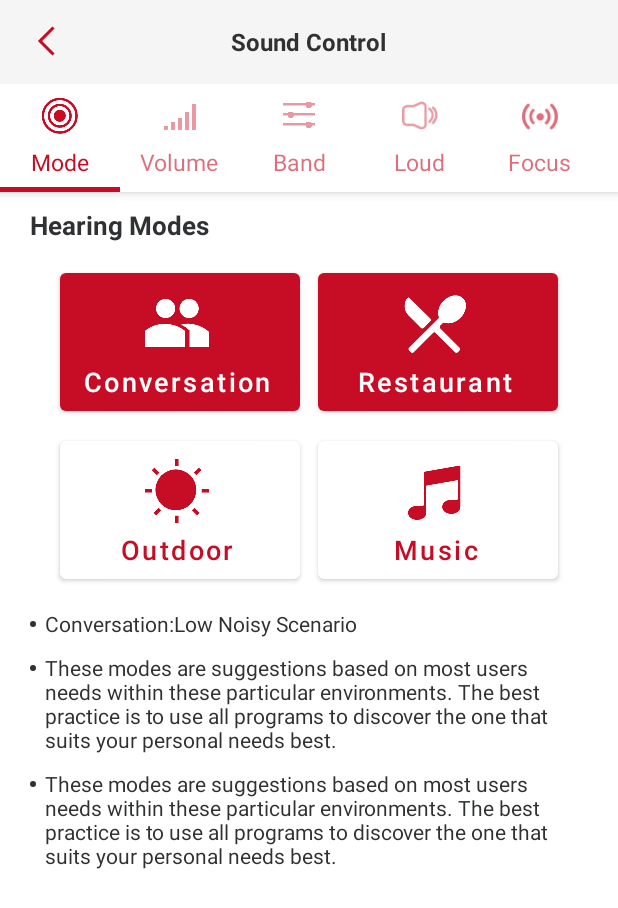
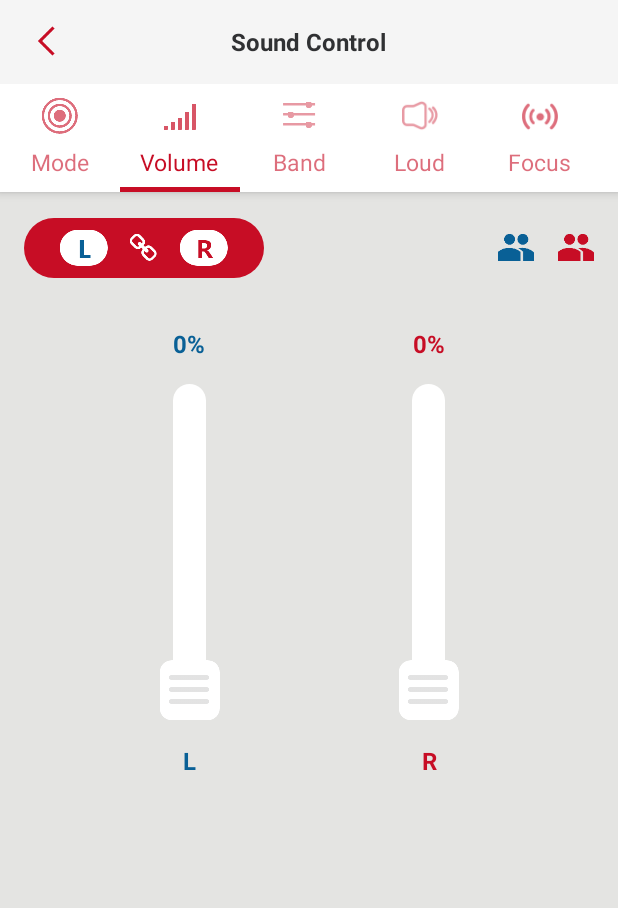
Before and after one commit to liuyuanhan/Android_HearingAssist-1, an Android app: the MainActivity screen opened directly, with no data from a screen before it, on a phone screen of 412 x 824 dp. Shown: the top 908 px of the screen. Run offline under Robolectric (Android 15) with nearby library versions, the phone set to English and light mode, and no system bars.

Commit message:
20220427 添加Volume界面

```diff
--- a/app/src/main/java/com/upixels/jh/hearingassist/MainActivity.java
+++ b/app/src/main/java/com/upixels/jh/hearingassist/MainActivity.java
@@ -29,6 +29,7 @@ public class MainActivity extends AppCompatActivity {
         SectionsPagerAdapter sectionsPagerAdapter = new SectionsPagerAdapter(this);
         ViewPager2 viewPager = binding.viewPager;
         viewPager.setAdapter(sectionsPagerAdapter);
+        viewPager.setCurrentItem(1);
         TabLayout tabLayout = binding.tabLayout;
 
         new TabLayoutMediator(tabLayout, viewPager, (tab, position) -> {
@@ -53,4 +54,5 @@ public class MainActivity extends AppCompatActivity {
             }
         }).attach();
     }
+
 }
--- a/app/src/main/java/com/upixels/jh/hearingassist/ui/main/SectionsPagerAdapter.java
+++ b/app/src/main/java/com/upixels/jh/hearingassist/ui/main/SectionsPagerAdapter.java
@@ -33,6 +33,8 @@ public class SectionsPagerAdapter extends FragmentStateAdapter {
     public Fragment createFragment(int position) {
         if (position == 0) {
             return new ModeFragment();
+        } else if (position == 1) {
+            return VolumeFragment.newInstance("1", "2");
         }
         return PlaceholderFragment.newInstance(position+1);
     }
--- /dev/null
+++ b/app/src/main/java/com/upixels/jh/hearingassist/ui/main/VolumeFragment.java
@@ -0,0 +1,111 @@
+package com.upixels.jh.hearingassist.ui.main;
+
+import android.os.Bundle;
+
+import androidx.annotation.NonNull;
+import androidx.annotation.Nullable;
+import androidx.fragment.app.Fragment;
+
+import android.util.Log;
+import android.view.LayoutInflater;
+import android.view.View;
+import android.view.ViewGroup;
+
+import com.upixels.jh.hearingassist.R;
+import com.upixels.jh.hearingassist.databinding.FragmentVolumeBinding;
+
+
+public class VolumeFragment extends Fragment {
+    private final static String TAG = VolumeFragment.class.getSimpleName();
+
+    private FragmentVolumeBinding binding;
+    // TODO: Rename parameter arguments, choose names that match
+    // the fragment initialization parameters, e.g. ARG_ITEM_NUMBER
+    private static final String ARG_PARAM1 = "param1";
+    private static final String ARG_PARAM2 = "param2";
+
+    // TODO: Rename and change types of parameters
+    private String mParam1;
+    private String mParam2;
+
+    public VolumeFragment() {
+        // Required empty public constructor
+    }
+
+    /**
+     * Use this factory method to create a new instance of
+     * this fragment using the provided parameters.
+     *
+     * @param param1 Parameter 1.
+     * @param param2 Parameter 2.
+     * @return A new instance of fragment VolumeFragment.
+     */
+    // TODO: Rename and change types and number of parameters
+    public static VolumeFragment newInstance(String param1, String param2) {
+        VolumeFragment fragment = new VolumeFragment();
+        Bundle args = new Bundle();
+        args.putString(ARG_PARAM1, param1);
+        args.putString(ARG_PARAM2, param2);
+        fragment.setArguments(args);
+        return fragment;
+    }
+
+    @Override
+    public void onCreate(Bundle savedInstanceState) {
+        Log.d(TAG, "[onCreate]");
+        super.onCreate(savedInstanceState);
+        if (getArguments() != null) {
+            mParam1 = getArguments().getString(ARG_PARAM1);
+            mParam2 = getArguments().getString(ARG_PARAM2);
+        }
+    }
+
+    @Override
+    public View onCreateView(LayoutInflater inflater, ViewGroup container, Bundle savedInstanceState) {
+        Log.d(TAG, "[onCreateView]");
+        binding = FragmentVolumeBinding.inflate(inflater, container, false);
+        return binding.getRoot();
+    }
+
+    @Override
+    public void onViewCreated(@NonNull View view, @Nullable Bundle savedInstanceState) {
+        Log.d(TAG, "[onViewCreated]");
+        super.onViewCreated(view, savedInstanceState);
+    }
+
+    @Override
+    public void onStart() {
+        Log.d(TAG, "[onStart]");
+        super.onStart();
+    }
+
+    @Override
+    public void onResume() {
+        Log.d(TAG, "[onResume]");
+        super.onResume();
+    }
+
+    @Override
+    public void onPause() {
+        Log.d(TAG, "[onPause]");
+        super.onPause();
+    }
+
+    @Override
+    public void onStop() {
+        Log.d(TAG, "[onStop]");
+        super.onStop();
+    }
+
+    @Override
+    public void onDestroyView() {
+        Log.d(TAG, "[onDestroyView]");
+        super.onDestroyView();
+    }
+
+    @Override
+    public void onDestroy() {
+        Log.d(TAG, "[onDestroy]");
+        super.onDestroy();
+    }
+}
--- /dev/null
+++ b/app/src/main/res/drawable/seekbar_ear_volume.xml
@@ -0,0 +1,62 @@
+<?xml version="1.0" encoding="utf-8"?>
+<!--<layer-list xmlns:android="http://schemas.android.com/apk/res/android">-->
+<!--    <item android:id="@android:id/background">-->
+<!--        <shape>-->
+<!--            <solid android:color="#FFDFE5EA"/>-->
+<!--        </shape>-->
+<!--    </item>-->
+
+<!--    <item android:id="@android:id/secondaryProgress">-->
+<!--        <shape>-->
+<!--            <solid android:color="#FFFFFFFF"/>-->
+<!--        </shape>-->
+<!--&lt;!&ndash;        <scale android:scaleWidth="100%">&ndash;&gt;-->
+<!--&lt;!&ndash;            <selector>&ndash;&gt;-->
+<!--&lt;!&ndash;                <item android:state_enabled="false">&ndash;&gt;-->
+<!--&lt;!&ndash;                    <color android:color="@android:color/transparent"/>&ndash;&gt;-->
+<!--&lt;!&ndash;                </item>&ndash;&gt;-->
+<!--&lt;!&ndash;                <item android:drawable="@drawable/seekbar_progress_2"/>&ndash;&gt;-->
+<!--&lt;!&ndash;            </selector>&ndash;&gt;-->
+<!--&lt;!&ndash;        </scale>&ndash;&gt;-->
+<!--    </item>-->
+
+<!--    <item android:id="@android:id/progress">-->
+<!--        <shape>-->
+<!--            <solid android:color="@color/red_jh"/>-->
+<!--        </shape>-->
+<!--&lt;!&ndash;        <scale android:scaleWidth="100%">&ndash;&gt;-->
+<!--&lt;!&ndash;            <selector>&ndash;&gt;-->
+<!--&lt;!&ndash;                <item android:state_enabled="false">&ndash;&gt;-->
+<!--&lt;!&ndash;                    <color android:color="@android:color/transparent"/>&ndash;&gt;-->
+<!--&lt;!&ndash;                </item>&ndash;&gt;-->
+<!--&lt;!&ndash;                <item android:drawable="@drawable/seekbar_progress"/>&ndash;&gt;-->
+<!--&lt;!&ndash;            </selector>&ndash;&gt;-->
+<!--&lt;!&ndash;        </scale>&ndash;&gt;-->
+<!--    </item>-->
+<!--</layer-list>-->
+
+<layer-list
+    xmlns:android="http://schemas.android.com/apk/res/android">
+    <item android:id="@android:id/background">
+        <shape>
+            <solid android:color="#FFDFE5EA"/>
+            <corners android:radius="22dp"/>
+        </shape>
+    </item>
+    <item android:id="@android:id/secondaryProgress">
+        <clip>
+            <shape>
+                <solid android:color="#00000000"/>
+                <corners android:radius="22dp"/>
+            </shape>
+        </clip>
+    </item>
+    <item android:id="@android:id/progress">
+        <clip>
+            <shape>
+                <solid android:color="@color/red_C7"/>
+                <corners android:radius="22dp"/>
+            </shape>
+        </clip>
+    </item>
+</layer-list>
--- /dev/null
+++ b/app/src/main/res/drawable/seekbar_left_ear_volume.xml
@@ -0,0 +1,63 @@
+<?xml version="1.0" encoding="utf-8"?>
+<!--<layer-list xmlns:android="http://schemas.android.com/apk/res/android">-->
+<!--    <item android:id="@android:id/background">-->
+<!--        <shape>-->
+<!--            <solid android:color="#FFDFE5EA"/>-->
+<!--        </shape>-->
+<!--    </item>-->
+
+<!--    <item android:id="@android:id/secondaryProgress">-->
+<!--        <shape>-->
+<!--            <solid android:color="#FFFFFFFF"/>-->
+<!--        </shape>-->
+<!--&lt;!&ndash;        <scale android:scaleWidth="100%">&ndash;&gt;-->
+<!--&lt;!&ndash;            <selector>&ndash;&gt;-->
+<!--&lt;!&ndash;                <item android:state_enabled="false">&ndash;&gt;-->
+<!--&lt;!&ndash;                    <color android:color="@android:color/transparent"/>&ndash;&gt;-->
+<!--&lt;!&ndash;                </item>&ndash;&gt;-->
+<!--&lt;!&ndash;                <item android:drawable="@drawable/seekbar_progress_2"/>&ndash;&gt;-->
+<!--&lt;!&ndash;            </selector>&ndash;&gt;-->
+<!--&lt;!&ndash;        </scale>&ndash;&gt;-->
+<!--    </item>-->
+
+<!--    <item android:id="@android:id/progress">-->
+<!--        <shape>-->
+<!--            <solid android:color="@color/red_jh"/>-->
+<!--        </shape>-->
+<!--&lt;!&ndash;        <scale android:scaleWidth="100%">&ndash;&gt;-->
+<!--&lt;!&ndash;            <selector>&ndash;&gt;-->
+<!--&lt;!&ndash;                <item android:state_enabled="false">&ndash;&gt;-->
+<!--&lt;!&ndash;                    <color android:color="@android:color/transparent"/>&ndash;&gt;-->
+<!--&lt;!&ndash;                </item>&ndash;&gt;-->
+<!--&lt;!&ndash;                <item android:drawable="@drawable/seekbar_progress"/>&ndash;&gt;-->
+<!--&lt;!&ndash;            </selector>&ndash;&gt;-->
+<!--&lt;!&ndash;        </scale>&ndash;&gt;-->
+<!--    </item>-->
+<!--</layer-list>-->
+
+<layer-list
+    xmlns:android="http://schemas.android.com/apk/res/android">
+    <item android:id="@android:id/background">
+        <shape>
+            <solid android:color="@color/white"/>
+            <corners android:radius="11dp"/>
+
+        </shape>
+    </item>
+    <item android:id="@android:id/secondaryProgress">
+        <clip>
+            <shape>
+                <solid android:color="#00000000"/>
+                <corners android:radius="11dp"/>
+            </shape>
+        </clip>
+    </item>
+    <item android:id="@android:id/progress">
+        <clip>
+            <shape>
+                <solid android:color="@color/blue_09"/>
+                <corners android:radius="11dp"/>
+            </shape>
+        </clip>
+    </item>
+</layer-list>
--- /dev/null
+++ b/app/src/main/res/drawable/seekbar_right_ear_volume.xml
@@ -0,0 +1,62 @@
+<?xml version="1.0" encoding="utf-8"?>
+<!--<layer-list xmlns:android="http://schemas.android.com/apk/res/android">-->
+<!--    <item android:id="@android:id/background">-->
+<!--        <shape>-->
+<!--            <solid android:color="#FFDFE5EA"/>-->
+<!--        </shape>-->
+<!--    </item>-->
+
+<!--    <item android:id="@android:id/secondaryProgress">-->
+<!--        <shape>-->
+<!--            <solid android:color="#FFFFFFFF"/>-->
+<!--        </shape>-->
+<!--&lt;!&ndash;        <scale android:scaleWidth="100%">&ndash;&gt;-->
+<!--&lt;!&ndash;            <selector>&ndash;&gt;-->
+<!--&lt;!&ndash;                <item android:state_enabled="false">&ndash;&gt;-->
+<!--&lt;!&ndash;                    <color android:color="@android:color/transparent"/>&ndash;&gt;-->
+<!--&lt;!&ndash;                </item>&ndash;&gt;-->
+<!--&lt;!&ndash;                <item android:drawable="@drawable/seekbar_progress_2"/>&ndash;&gt;-->
+<!--&lt;!&ndash;            </selector>&ndash;&gt;-->
+<!--&lt;!&ndash;        </scale>&ndash;&gt;-->
+<!--    </item>-->
+
+<!--    <item android:id="@android:id/progress">-->
+<!--        <shape>-->
+<!--            <solid android:color="@color/red_jh"/>-->
+<!--        </shape>-->
+<!--&lt;!&ndash;        <scale android:scaleWidth="100%">&ndash;&gt;-->
+<!--&lt;!&ndash;            <selector>&ndash;&gt;-->
+<!--&lt;!&ndash;                <item android:state_enabled="false">&ndash;&gt;-->
+<!--&lt;!&ndash;                    <color android:color="@android:color/transparent"/>&ndash;&gt;-->
+<!--&lt;!&ndash;                </item>&ndash;&gt;-->
+<!--&lt;!&ndash;                <item android:drawable="@drawable/seekbar_progress"/>&ndash;&gt;-->
+<!--&lt;!&ndash;            </selector>&ndash;&gt;-->
+<!--&lt;!&ndash;        </scale>&ndash;&gt;-->
+<!--    </item>-->
+<!--</layer-list>-->
+
+<layer-list
+    xmlns:android="http://schemas.android.com/apk/res/android">
+    <item android:id="@android:id/background">
+        <shape>
+            <solid android:color="@color/white"/>
+            <corners android:radius="22dp"/>
+        </shape>
+    </item>
+    <item android:id="@android:id/secondaryProgress">
+        <clip>
+            <shape>
+                <solid android:color="#00000000"/>
+                <corners android:radius="22dp"/>
+            </shape>
+        </clip>
+    </item>
+    <item android:id="@android:id/progress">
+        <clip>
+            <shape>
+                <solid android:color="@color/red_C7"/>
+                <corners android:radius="22dp"/>
+            </shape>
+        </clip>
+    </item>
+</layer-list>
--- /dev/null
+++ b/app/src/main/res/drawable/shape_device_l_r.xml
@@ -0,0 +1,5 @@
+<?xml version="1.0" encoding="utf-8"?>
+<shape xmlns:android="http://schemas.android.com/apk/res/android">
+    <corners android:radius="20dp"/>
+    <solid android:color="@color/red_C7"/>
+</shape>
--- /dev/null
+++ b/app/src/main/res/layout/fragment_volume.xml
@@ -0,0 +1,169 @@
+<?xml version="1.0" encoding="utf-8"?>
+<androidx.constraintlayout.widget.ConstraintLayout
+    xmlns:android="http://schemas.android.com/apk/res/android"
+    xmlns:tools="http://schemas.android.com/tools"
+    android:layout_width="match_parent"
+    android:layout_height="match_parent"
+    android:background="@color/white_E4"
+    xmlns:app="http://schemas.android.com/apk/res-auto"
+    tools:context=".ui.main.VolumeFragment">
+
+    <RelativeLayout
+        android:id="@+id/layout_device_L_R"
+        android:layout_width="160dp"
+        android:layout_height="40dp"
+        android:background="@drawable/shape_device_l_r"
+        app:layout_constraintTop_toTopOf="parent"
+        app:layout_constraintStart_toStartOf="parent"
+        android:layout_marginTop="17dp"
+        android:layout_marginStart="16dp">
+        <ImageView
+            android:id="@+id/iv_L"
+            android:layout_width="32dp"
+            android:layout_height="24dp"
+            android:layout_marginStart="24dp"
+            android:layout_centerVertical="true"
+            android:src="@drawable/icon_l_device"/>
+        <ImageView
+            android:id="@+id/iv_l_r"
+            android:layout_width="30dp"
+            android:layout_height="30dp"
+            android:scaleType="centerInside"
+            android:layout_centerInParent="true"
+            android:src="@drawable/icon_l_r_connected"/>
+        <ImageView
+            android:id="@+id/iv_R"
+            android:layout_width="32dp"
+            android:layout_height="24dp"
+            android:layout_marginEnd="24dp"
+            android:layout_alignParentEnd="true"
+            android:layout_centerVertical="true"
+            android:src="@drawable/icon_r_device"/>
+    </RelativeLayout>
+
+    <ImageView
+        android:id="@+id/iv_mode_R"
+        android:layout_width="24dp"
+        android:layout_height="24dp"
+        app:layout_constraintEnd_toEndOf="parent"
+        app:layout_constraintTop_toTopOf="@id/layout_device_L_R"
+        app:layout_constraintBottom_toBottomOf="@id/layout_device_L_R"
+        android:layout_marginEnd="16dp"
+        android:src="@drawable/icon_mode_conversation_nor"/>
+
+    <ImageView
+        android:id="@+id/iv_mode_L"
+        android:layout_width="24dp"
+        android:layout_height="24dp"
+        app:layout_constraintEnd_toEndOf="parent"
+        app:layout_constraintTop_toTopOf="@id/layout_device_L_R"
+        app:layout_constraintBottom_toBottomOf="@id/layout_device_L_R"
+        android:layout_marginEnd="56dp"
+        android:src="@drawable/icon_mode_conversation_blue"/>
+
+<!--    <RelativeLayout-->
+<!--        android:id="@+id/layout_volume_bg"-->
+<!--        android:layout_width="0dp"-->
+<!--        android:layout_height="432dp"-->
+<!--        android:layout_marginTop="12dp"-->
+<!--        app:layout_constraintTop_toBottomOf="@id/layout_device_L_R"-->
+<!--        app:layout_constraintEnd_toEndOf="parent"-->
+<!--        android:layout_marginEnd="16dp"-->
+<!--        android:layout_marginStart="16dp"-->
+<!--        app:layout_constraintStart_toStartOf="parent">-->
+<!--    </RelativeLayout>-->
+
+    <androidx.appcompat.widget.AppCompatSeekBar
+        android:id="@+id/sb_left_volume"
+        android:layout_width="256dp"
+        android:layout_height="40dp"
+        app:layout_constraintTop_toTopOf="parent"
+        app:layout_constraintStart_toStartOf="parent"
+        app:layout_constraintEnd_toEndOf="parent"
+        android:layout_marginTop="220dp"
+        android:layout_marginEnd="160dp"
+        android:rotation="270"
+        android:thumb="@drawable/icon_thumb"
+        android:thumbOffset="0dp"
+        android:maxHeight="22dp"
+        android:minHeight="22dp"
+        android:max="10"
+        android:progressDrawable="@drawable/seekbar_left_ear_volume"
+        android:elevation="3dp"/>
+
+    <TextView
+        android:id="@+id/tv_L_volume"
+        android:layout_width="wrap_content"
+        android:layout_height="wrap_content"
+        app:layout_constraintStart_toStartOf="parent"
+        app:layout_constraintEnd_toEndOf="parent"
+        app:layout_constraintBottom_toTopOf="@id/sb_left_volume"
+        android:layout_marginEnd="160dp"
+        android:layout_marginBottom="108dp"
+        android:textSize="16dp"
+        android:text="0%"
+        android:textStyle="bold"
+        android:textColor="@color/blue_09"/>
+
+    <TextView
+        android:id="@+id/tv_L"
+        android:layout_width="wrap_content"
+        android:layout_height="wrap_content"
+        app:layout_constraintStart_toStartOf="parent"
+        app:layout_constraintEnd_toEndOf="parent"
+        app:layout_constraintTop_toBottomOf="@id/sb_left_volume"
+        android:layout_marginEnd="160dp"
+        android:layout_marginTop="108dp"
+        android:textSize="16dp"
+        android:text="L"
+        android:textStyle="bold"
+        android:textColor="@color/blue_09"/>
+
+    <androidx.appcompat.widget.AppCompatSeekBar
+        android:id="@+id/sb_right_volume"
+        android:layout_width="256dp"
+        android:layout_height="40dp"
+        app:layout_constraintTop_toTopOf="parent"
+        app:layout_constraintStart_toStartOf="parent"
+        app:layout_constraintEnd_toEndOf="parent"
+        android:layout_marginTop="220dp"
+        android:layout_marginStart="160dp"
+        android:rotation="270"
+        android:thumb="@drawable/icon_thumb"
+        android:thumbOffset="0dp"
+        android:maxHeight="22dp"
+        android:minHeight="22dp"
+        android:max="10"
+        android:progressDrawable="@drawable/seekbar_right_ear_volume"
+        android:elevation="3dp"/>
+
+    <TextView
+        android:id="@+id/tv_R_volume"
+        android:layout_width="wrap_content"
+        android:layout_height="wrap_content"
+        app:layout_constraintStart_toStartOf="parent"
+        app:layout_constraintEnd_toEndOf="parent"
+        app:layout_constraintBottom_toTopOf="@id/sb_right_volume"
+        android:layout_marginStart="160dp"
+        android:layout_marginBottom="108dp"
+        android:textSize="16dp"
+        android:text="0%"
+        android:textStyle="bold"
+        android:textColor="@color/red_C7"/>
+
+    <TextView
+        android:id="@+id/tv_R"
+        android:layout_width="wrap_content"
+        android:layout_height="wrap_content"
+        app:layout_constraintStart_toStartOf="parent"
+        app:layout_constraintEnd_toEndOf="parent"
+        app:layout_constraintTop_toBottomOf="@id/sb_left_volume"
+        android:layout_marginStart="160dp"
+        android:layout_marginTop="108dp"
+        android:textSize="16dp"
+        android:text="R"
+        android:textStyle="bold"
+        android:textColor="@color/red_C7"/>
+
+
+</androidx.constraintlayout.widget.ConstraintLayout>
--- a/app/src/main/res/values/colors.xml
+++ b/app/src/main/res/values/colors.xml
@@ -6,9 +6,11 @@
     <color name="teal_200">#FF03DAC5</color>
     <color name="teal_700">#FF018786</color>
     <color name="black">#FF000000</color>
+    <color name="white_E4">#E4E4E2</color>
     <color name="white">#FFFFFFFF</color>
     <color name="border_color">#F5F5F5</color>
     <color name="red_C7">#C70D25</color>
+    <color name="blue_09">#096096</color>
     <color name="black_toolbar_title">#303133</color>
     <color name="gray_tv_sub_title">#909399</color>
     <color name="white_F8">#F8F8F8</color>
--- a/app/src/main/res/values/strings.xml
+++ b/app/src/main/res/values/strings.xml
@@ -1,6 +1,4 @@
-<resources
-    xmlns:tools="http://schemas.android.com/tools"
-    tools:ignore="MissingTranslation">
+<resources xmlns:tools="http://schemas.android.com/tools" tools:ignore="MissingTranslation">
 
     <string name="app_name">HearingAssist</string>
     <string name="sound_control">Sound Control</string>
@@ -84,5 +82,7 @@
 
     <string name="hello_first_fragment">Hello first fragment</string>
     <string name="hello_second_fragment">Hello second fragment. Arg: %1$s</string>
+    <!-- TODO: Remove or change this placeholder text -->
+    <string name="hello_blank_fragment">Hello blank fragment</string>
 
 </resources>
```
Also changed, not shown: app/src/main/res/drawable-xxhdpi/icon_l_device.png (added), app/src/main/res/drawable-xxhdpi/icon_l_r_connected.png (added), app/src/main/res/drawable-xxhdpi/icon_l_r_disconnect.png (added), app/src/main/res/drawable-xxhdpi/icon_mode_conversation_blue.png (added), app/src/main/res/drawable-xxhdpi/icon_r_device.png (added), app/src/main/res/drawable-xxhdpi/icon_thumb.png (added).
